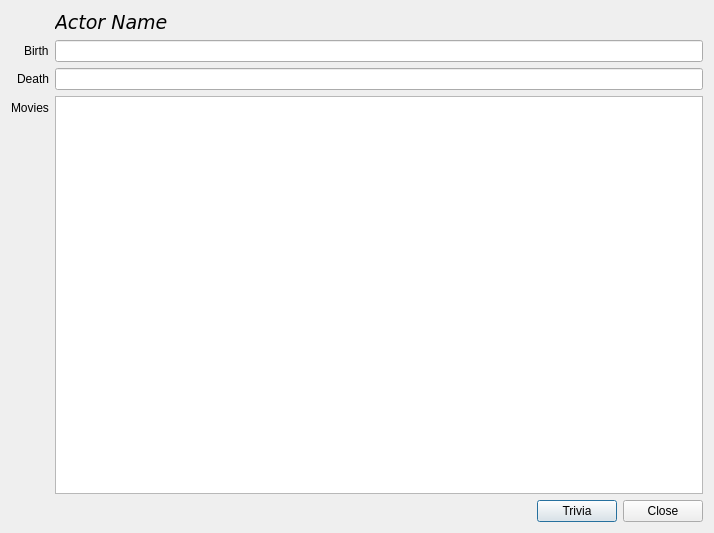
First picture: the form in ui_castdialog.ui, repository timcking/pyqt-imdb, before the edit.
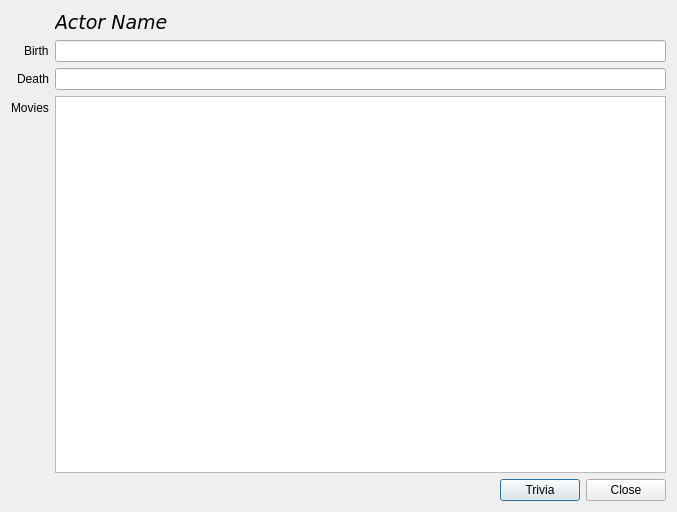
Second picture: the form after the edit. Icons and pictures are not drawn.

```diff
--- a/ui_castdialog.ui
+++ b/ui_castdialog.ui
@@ -6,8 +6,8 @@
    <rect>
     <x>0</x>
     <y>0</y>
-    <width>714</width>
-    <height>533</height>
+    <width>677</width>
+    <height>512</height>
    </rect>
   </property>
   <property name="minimumSize">
```
